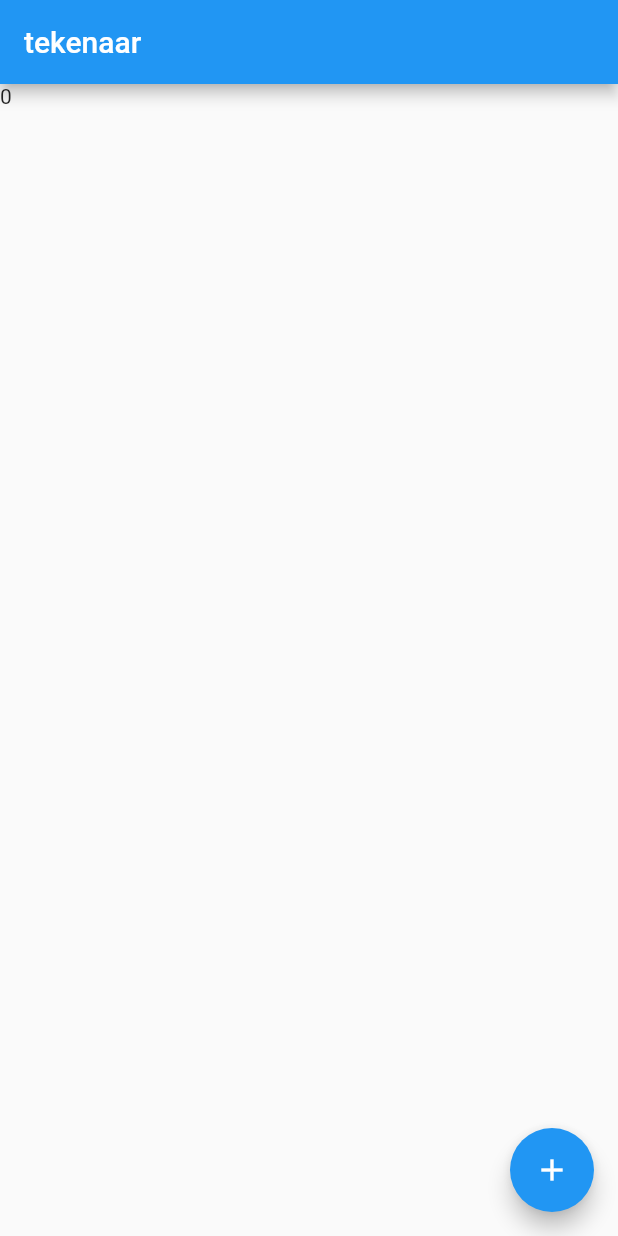
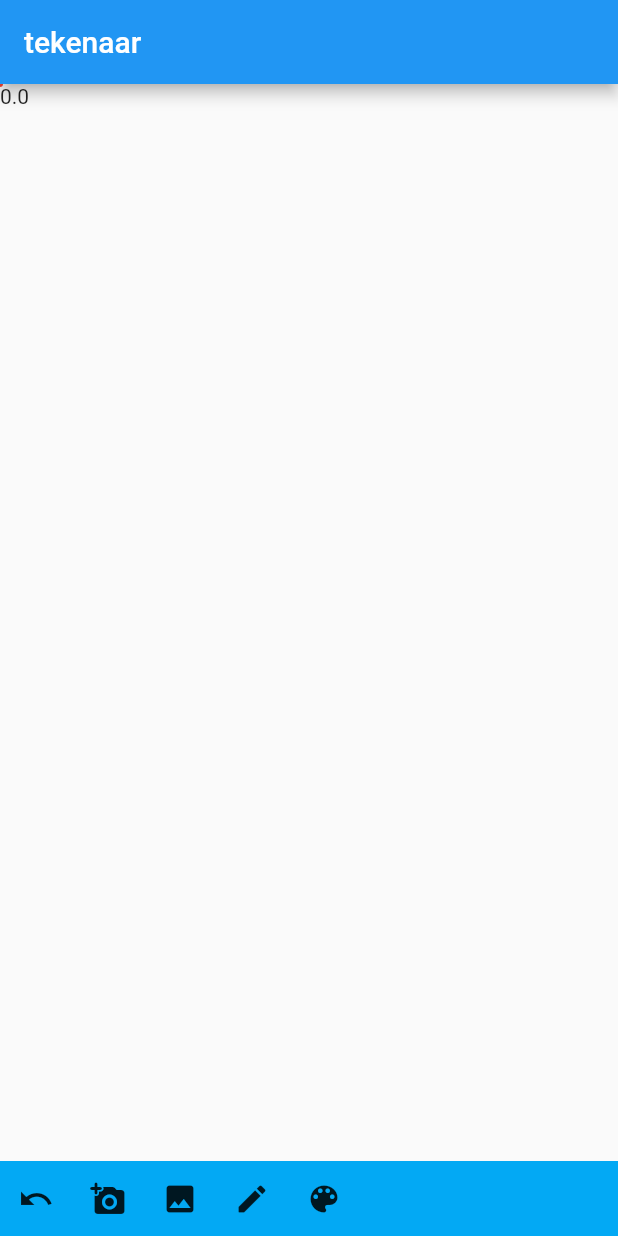
Before and after one commit to Stinodino/tekenaar2, a Flutter app: the screen it shows after launch, on a phone screen of 412 x 824 dp. Run offline on Flutter 3.47's test engine with Material 2 defaults, Android fonts, the phone set to English and light mode, and no system bars.

Commit message:
icoontjes toegevoegd

```diff
--- a/lib/lijn.dart
+++ b/lib/lijn.dart
@@ -17,6 +17,4 @@ class lijn {
     else
       punten.add(punt);//punt toevoegen
   }
-
-
 }
--- a/lib/my_home_page.dart
+++ b/lib/my_home_page.dart
@@ -5,6 +5,7 @@ import 'lijn.dart';
 class MyHomePage extends StatefulWidget {
   const MyHomePage({Key? key, required this.title}) : super(key: key);
   final String title;
+
   @override
   State<MyHomePage> createState() => _MyHomePageState();
 }
@@ -14,106 +15,98 @@ List<lijn> lijnen = [lijn(0.0, 0.0)];
 
 class _MyHomePageState extends State<MyHomePage> {
   //variables homepage
-  var x=0;
+
+  double x = 0;
   double offset = 90;
+
   //teken widget
-  CustomPaint tekenaar = CustomPaint(size: Size(300, 300), painter: MyPainter(),);
+  CustomPaint tekenaar = CustomPaint(
+      size: Size(3000, 3000), painter: MyPainter(mijnLijnen: lijnen));
 
-  void knop() {//start bij drukken knop
-    setState(() {});
+  void undo() {
+    //start bij drukken knop
+    setState(() {
+      if (lijnen.length > 1) {
+        lijnen.removeLast();
+      }
+    });
   }
 
-  void dragUpdate(DragUpdateDetails details){//start bij bewegen vinger
-    print(details.globalPosition.dx.toString()+" , " + details.globalPosition.dy.toString());
-
-
-    setState(() {lijnen.last.voegToe(Offset(details.globalPosition.dx,details.globalPosition.dy-offset));});//zorgt ervoor dat hij tekend
+  void dragUpdate(DragUpdateDetails details) {
+    //start bij bewegen vinger
+    setState(() {
+      print(details.globalPosition.dx.toString() +
+          " , " +
+          details.globalPosition.dy.toString());
+      lijnen.last.voegToe(Offset(
+          details.globalPosition.dx, details.globalPosition.dy - offset));
       x++;
+    });
   }
 
-  void dragStart(DragStartDetails details){//start bij drukken vinger
-    if (lijnen[0]==lijn(0, 0))//als brol lijn is (eerste lijn)
-      lijnen[0] =(lijn(details.globalPosition.dx,details.globalPosition.dy-offset));//brol lijn overschrijven
+  void dragStart(DragStartDetails details) {
+    //start bij drukken vinger
+    setState(() {
+      if (lijnen[0] == lijn(0, 0)) //als brol lijn is (eerste lijn)
+        lijnen[0] = (lijn(details.globalPosition.dx,
+            details.globalPosition.dy - offset)); //brol lijn overschrijven
       else
-      lijnen.add(lijn(details.globalPosition.dx,details.globalPosition.dy-offset));
+        lijnen.add(lijn(
+            details.globalPosition.dx, details.globalPosition.dy - offset));
       print("start lijn");
-    setState(() {});//zorgt ervoor dat hij tekend
+      x++;
+    });
   }
 
-  void dragEnd(DragEndDetails details){//start bij loslaten vinger
+  void dragEnd(DragEndDetails details) {
+    //start bij loslaten vinger
+    setState(() {
       print("lijn gedaan");
-    setState(() {});//zorgt ervoor dat hij tekend
+      x++;
+    });
   }
 
   @override
   Widget build(BuildContext context) {
-    // This method is rerun every time setState is called, for instance as done
-    // by the _incrementCounter method above.
-    //
-    // The Flutter framework has been optimized to make rerunning build methods
-    // fast, so that you can just rebuild anything that needs updating rather
-    // than having to individually change instances of widgets.
     return Scaffold(
       appBar: AppBar(
         title: Text(widget.title),
       ),
-      body: Center(
-        child: Stack(
+      body: Stack(
         children: <Widget>[
-            Text(x.toString()),//moet er om vage rede bij omdat anders setstate ni werkt. later beter fixe
-            tekenaar,
           GestureDetector(
             onPanUpdate: dragUpdate,
             onPanEnd: dragEnd,
             onPanStart: dragStart,
-              onTap: knop,
+            child:
+                tekenaar, //mag ook in stack ipv child. beide manieren gaan toch ni werken als Text() er ni is
           ),
+          Text(x.toString()),
+          //moet er om vage rede bij omdat anders setstate ni werkt. later beter fixe
+          Align(
+              alignment: Alignment.bottomLeft,
+              child: Container(
+                color: Colors.lightBlue,
+                width: MediaQuery. of(context). size. width,
+                height: 50,
+                child: ListView(
+                  scrollDirection: Axis.horizontal,
+                  children: [
+                    IconButton(onPressed: undo, icon: const Icon(Icons.undo)),
+                    IconButton(onPressed: undo, icon: const Icon(Icons.add_a_photo_rounded)),
+                    IconButton(onPressed: undo, icon: const Icon(IconData(58548, fontFamily: 'MaterialIcons'))),
+                    IconButton(onPressed: undo, icon: const Icon(IconData(63692, fontFamily: 'MaterialIcons'))),
+                    IconButton(onPressed: undo, icon: const Icon(IconData(57724, fontFamily: 'MaterialIcons'))),
                   ],
                 ),
+              ))
+        ],
       ),
-      floatingActionButton: FloatingActionButton(
-        onPressed: knop,
+      /*floatingActionButton: FloatingActionButton(
+        onPressed: undo,
         tooltip: 'Increment',
         child: const Icon(Icons.add),
-      ), // This trailing comma makes auto-formatting nicer for build methods.
+      ),*/ // This trailing comma makes auto-formatting nicer for build methods.
     );
   }
 }
-
-
-
-
-
-
-class MyPainter extends CustomPainter { //         <-- CustomPainter class
-  @override
-  void paint(Canvas canvas, Size size) {
-    //                                             <-- Insert your painting code here.
-    //ui.Image test = ui.Image.file(foto);
-    Paint verf = Paint();
-
-    for (var lijn in lijnen){
-      for (int i = 0; i < lijn.punten.length-1; i++) {
-        canvas.drawLine(lijn.punten[i], lijn.punten[i+1], verf);
-      }
-    }
-  }
-  @override
-  bool shouldRepaint(CustomPainter old) {//functie die altijd false returnt. geen idee waarom da erbij moet
-    return false;
-  }
-
-  void verf(Canvas canvas, Size size,lijnen){
-    Paint verf = Paint();
-
-    for (var lijn in lijnen){
-      for (int i = 0; i < lijn.punten.length-1; i++) {
-        canvas.drawLine(lijn.punten[i], lijn.punten[i+1], verf);
-      }
-    }
-
-  }
-
-
-
-}
--- a/lib/my_painter.dart
+++ b/lib/my_painter.dart
@@ -0,0 +1,34 @@
+import 'package:flutter/material.dart';
+import 'package:tekenaar2/lijn.dart';
+
+class MyPainter extends CustomPainter {
+  MyPainter({this.mijnLijnen});
+  //         <-- CustomPainter class
+  //MyPainter(List<lijn> lijnen, {@required this.mijnLijnen});
+  List<lijn>? mijnLijnen;
+
+  @override
+  void paint(Canvas canvas, Size size) {
+    //                                             <-- Insert your painting code here.
+    Paint verf = Paint();
+    verf.color=Colors.red;
+    verf.strokeWidth=2;
+
+    for (var lijn in mijnLijnen!) {
+      if (lijn.punten.length == 1) {
+        canvas.drawCircle(lijn.punten[0], 2, verf);
+      }
+      else {
+        for (int i = 0; i < lijn.punten.length - 1; i++) {
+          canvas.drawLine(lijn.punten[i], lijn.punten[i + 1], verf);
+        }
+      }
+    }
+  }
+
+  @override
+  bool shouldRepaint(CustomPainter old) {
+    //functie die altijd false returnt. geen idee waarom da erbij moet
+    return false;
+  }
+}
```
Lines whose indentation alone changed are shown as unchanged.
